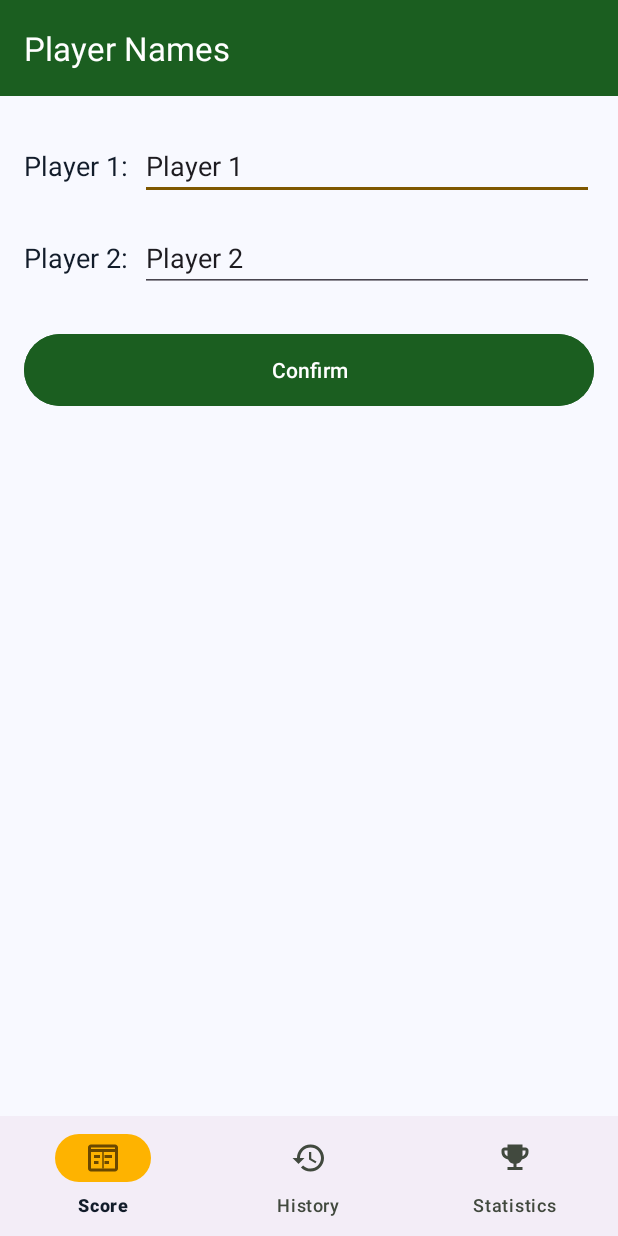
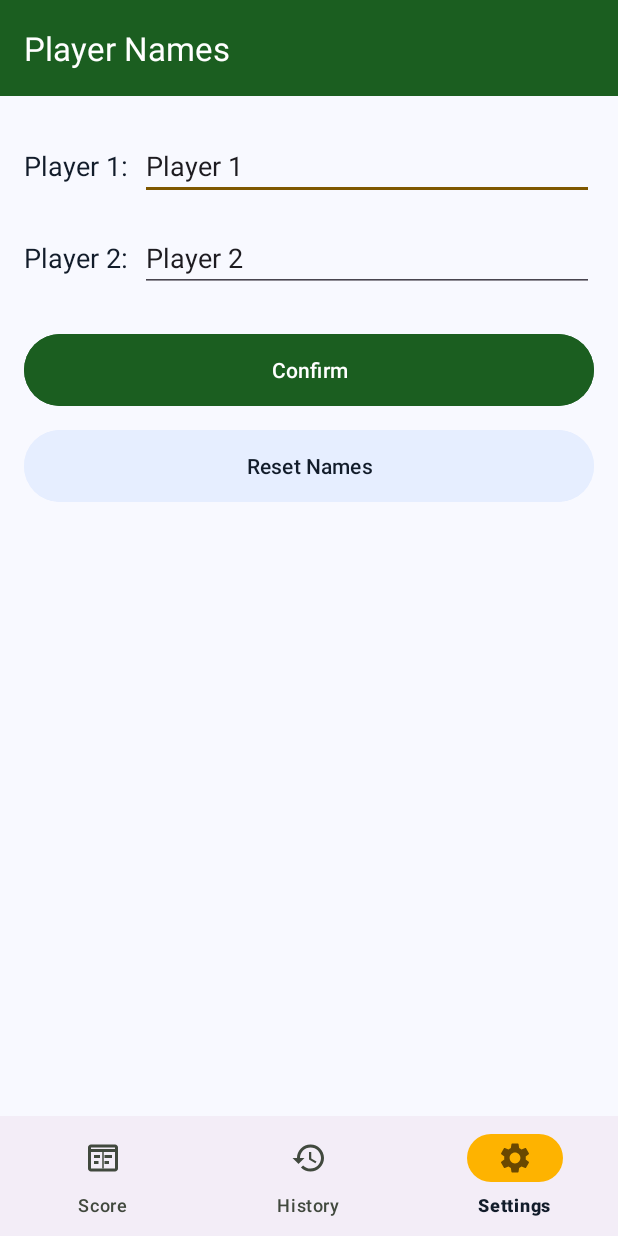
Before and after one commit to Luiz-Mattos14/Truco-deck-of-cards, an Android app: the NamesActivity screen opened directly, with no data from a screen before it, on a phone screen of 412 x 824 dp. Run offline under Robolectric (Android 15) with nearby library versions, the phone set to English and light mode, and no system bars.

Commit message:
feat: add reset names button and wire BottomNav Ajustes tab to names screen
- Replace Statistics tab with Ajustes (gear icon) pointing to NamesActivity
- NamesActivity is now selected when the Ajustes tab is active
- Tapping Ajustes from History navigates back to MainActivity which then
  opens NamesActivity via the existing ActivityResultLauncher
- Add Restaurar Padrão button in NamesActivity to reset both fields to defaults

```diff
--- a/app/src/main/java/br/edu/utfpr/baralhotruco/MainActivity.kt
+++ b/app/src/main/java/br/edu/utfpr/baralhotruco/MainActivity.kt
@@ -71,6 +71,9 @@ class MainActivity : AppCompatActivity() {
             updateScoreDisplay()
             Toast.makeText(this, R.string.toast_history_reset, Toast.LENGTH_SHORT).show()
         }
+        if (intent.getBooleanExtra(EXTRA_OPEN_NAMES, false)) {
+            openNames()
+        }
     }
 
     // Configures the bottom navigation bar.
@@ -86,6 +89,7 @@ class MainActivity : AppCompatActivity() {
             when (item.itemId) {
                 R.id.nav_score -> true
                 R.id.nav_history -> { openHistory(); false }
+                R.id.nav_names -> { openNames(); false }
                 else -> false
             }
         }
@@ -207,5 +211,6 @@ class MainActivity : AppCompatActivity() {
     companion object {
         // Extra key used by HistoryActivity to signal that win counters should be zeroed.
         const val EXTRA_RESET_WINS = "reset_wins"
+        const val EXTRA_OPEN_NAMES = "open_names"
     }
 }
--- a/app/src/main/java/br/edu/utfpr/baralhotruco/NamesActivity.kt
+++ b/app/src/main/java/br/edu/utfpr/baralhotruco/NamesActivity.kt
@@ -43,15 +43,17 @@ class NamesActivity : AppCompatActivity() {
     }
 
     // Configures the bottom navigation bar.
-    // 1. Marks the Score tab as selected — this screen is part of the main game setup.
-    // 2. Score tap navigates back to MainActivity clearing the back stack.
-    // 3. History tap navigates to HistoryActivity.
-    // 4. Both navigation taps return false so the visual selection does not change.
+    // 1. Marks the Names (Ajustes) tab as selected — this is the names screen.
+    // 2. Names tap returns true → BottomNav keeps Names highlighted (already here).
+    // 3. Score tap navigates back to MainActivity clearing the back stack.
+    // 4. History tap navigates to HistoryActivity (CLEAR_TOP reuses its existing instance).
+    // 5. Navigation taps return false so the visual selection does not change.
     private fun setupBottomNav() {
         val bottomNav = findViewById<BottomNavigationView>(R.id.bottomNav)
-        bottomNav.selectedItemId = R.id.nav_score
+        bottomNav.selectedItemId = R.id.nav_names
         bottomNav.setOnItemSelectedListener { item ->
             when (item.itemId) {
+                R.id.nav_names -> true
                 R.id.nav_score -> {
                     val intent = Intent(this, MainActivity::class.java)
                     intent.flags = Intent.FLAG_ACTIVITY_CLEAR_TOP or Intent.FLAG_ACTIVITY_SINGLE_TOP
@@ -67,6 +69,12 @@ class NamesActivity : AppCompatActivity() {
                 else -> false
             }
         }
+    }
+
+    // Resets both EditText fields to the default player names.
+    fun onResetNames(view: View) {
+        etPlayer1Name.setText(getString(R.string.player1_default).trimEnd(':').trim())
+        etPlayer2Name.setText(getString(R.string.player2_default).trimEnd(':').trim())
     }
 
     // Handles the Confirm button click.
--- /dev/null
+++ b/app/src/main/res/drawable/ic_settings.xml
@@ -0,0 +1,10 @@
+<?xml version="1.0" encoding="utf-8"?>
+<vector xmlns:android="http://schemas.android.com/apk/res/android"
+    android:width="24dp"
+    android:height="24dp"
+    android:viewportWidth="24"
+    android:viewportHeight="24">
+    <path
+        android:fillColor="@android:color/black"
+        android:pathData="M19.14,12.94c0.04,-0.3 0.06,-0.61 0.06,-0.94c0,-0.32 -0.02,-0.64 -0.07,-0.94l2.03,-1.58c0.18,-0.14 0.23,-0.41 0.12,-0.61l-1.92,-3.32c-0.12,-0.22 -0.37,-0.29 -0.59,-0.22l-2.39,0.96c-0.5,-0.38 -1.03,-0.7 -1.62,-0.94L14.4,2.81c-0.04,-0.24 -0.24,-0.41 -0.48,-0.41h-3.84c-0.24,0 -0.43,0.17 -0.47,0.41L9.25,5.35C8.66,5.59 8.12,5.92 7.63,6.29L5.24,5.33c-0.22,-0.08 -0.47,0 -0.59,0.22L2.74,8.87C2.62,9.08 2.66,9.34 2.86,9.48l2.03,1.58C4.84,11.36 4.8,11.69 4.8,12s0.02,0.64 0.07,0.94l-2.03,1.58c-0.18,0.14 -0.23,0.41 -0.12,0.61l1.92,3.32c0.12,0.22 0.37,0.29 0.59,0.22l2.39,-0.96c0.5,0.38 1.03,0.7 1.62,0.94l0.36,2.54c0.05,0.24 0.24,0.41 0.48,0.41h3.84c0.24,0 0.44,-0.17 0.47,-0.41l0.36,-2.54c0.59,-0.24 1.13,-0.56 1.62,-0.94l2.39,0.96c0.22,0.08 0.47,0 0.59,-0.22l1.92,-3.32c0.12,-0.22 0.07,-0.47 -0.12,-0.61L19.14,12.94zM12,15.6c-1.98,0 -3.6,-1.62 -3.6,-3.6s1.62,-3.6 3.6,-3.6s3.6,1.62 3.6,3.6S13.98,15.6 12,15.6z" />
+</vector>
--- a/app/src/main/res/layout/activity_names.xml
+++ b/app/src/main/res/layout/activity_names.xml
@@ -102,6 +102,17 @@
             android:textColor="@color/white"
             android:onClick="onConfirm" />
 
+        <!-- Reset names button -->
+        <Button
+            android:id="@+id/btnResetNames"
+            android:layout_width="match_parent"
+            android:layout_height="56dp"
+            android:layout_marginTop="8dp"
+            android:backgroundTint="@color/md_surface_container"
+            android:text="@string/btn_reset_names"
+            android:textColor="@color/md_on_surface"
+            android:onClick="onResetNames" />
+
     </LinearLayout>
 
     <!-- Bottom Navigation -->
--- a/app/src/main/res/menu/bottom_nav_menu.xml
+++ b/app/src/main/res/menu/bottom_nav_menu.xml
@@ -9,7 +9,7 @@
         android:icon="@drawable/ic_history"
         android:title="@string/nav_history" />
     <item
-        android:id="@+id/nav_stats"
-        android:icon="@drawable/ic_trophy"
-        android:title="@string/nav_stats" />
+        android:id="@+id/nav_names"
+        android:icon="@drawable/ic_settings"
+        android:title="@string/nav_settings" />
 </menu>
--- a/app/src/main/res/values/strings.xml
+++ b/app/src/main/res/values/strings.xml
@@ -42,6 +42,7 @@
     <string name="screen_title_names">Player Names</string>
     <string name="hint_player_name">Enter name</string>
     <string name="btn_confirm">Confirm</string>
+    <string name="btn_reset_names">Reset Names</string>
 
     <!-- Game over dialog -->
     <string name="dialog_game_over_title">Game Over!</string>
```
Also changed, not shown: app/src/main/java/br/edu/utfpr/baralhotruco/HistoryActivity.kt (+10 -3 lines), 2 other files.
